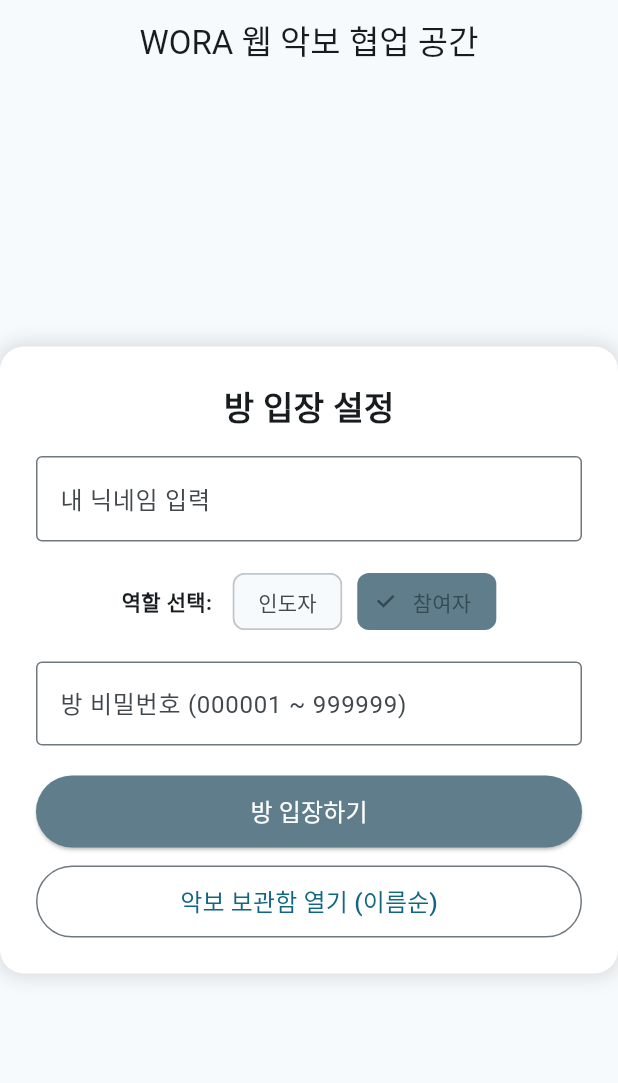
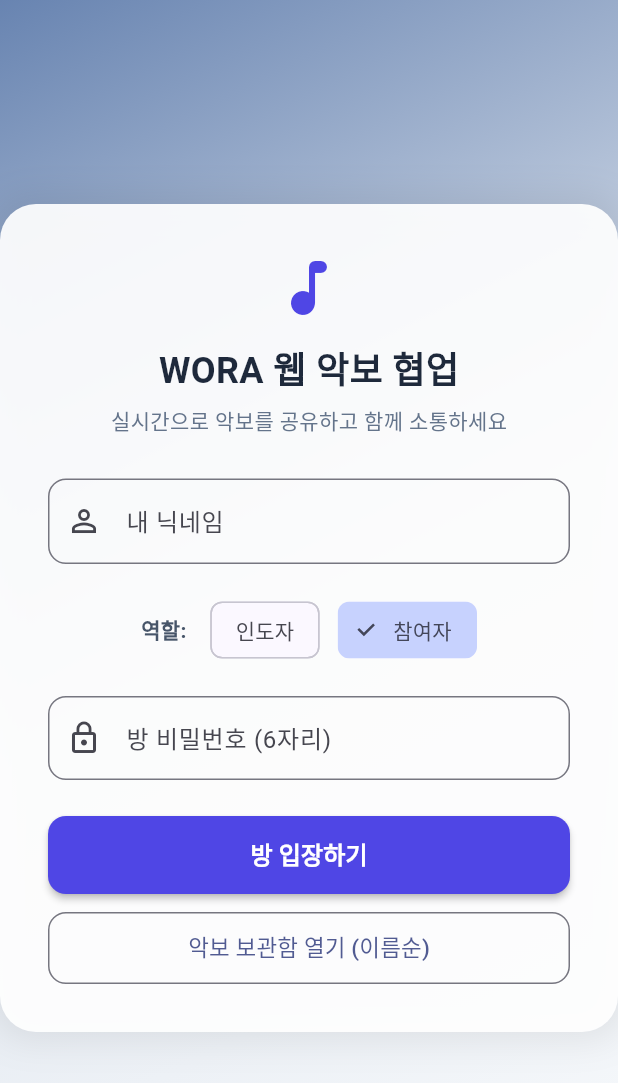
Before and after one commit to wlqrkrhtlvek-d/WORA-web, a Flutter app: the HomeScreen screen opened directly, on a phone screen of 412 x 824 dp. Shown: the top 1083 px of the screen. Run offline on Flutter 3.47's test engine with Material 3 defaults, Android fonts, the phone set to English and light mode, and no system bars.

Commit message:
Update main.dart

```diff
--- a/lib/main.dart
+++ b/lib/main.dart
@@ -14,15 +14,15 @@ class WoraWebApp extends StatelessWidget {
       title: 'WORA Web',
       debugShowCheckedModeBanner: false,
       theme: ThemeData(
-        colorScheme: ColorScheme.fromSeed(seedColor: Colors.blueGrey),
+        colorScheme: ColorScheme.fromSeed(seedColor: Colors.indigo),
         useMaterial3: true,
       ),
-      home: const AuthScreen(),
+      home: const HomeScreen(),
     );
   }
 }
 
-// 1. 악보 아이템 모델 (이름 순서 정렬 지원)
+// 악보 아이템 모델 (이름 순서 정렬 지원)
 class ScoreItem implements Comparable<ScoreItem> {
   final String id;
   final String title;
@@ -32,7 +32,6 @@ class ScoreItem implements Comparable<ScoreItem> {
 
   @override
   int compareTo(ScoreItem other) {
-    // 이름 순서(가나다/ABC 순) 정렬
     return title.compareTo(other.title);
   }
 }
@@ -55,87 +54,7 @@ class ScoreRepository {
   }
 }
 
-// 2. 회원가입 및 로그인 화면
-class AuthScreen extends StatefulWidget {
-  const AuthScreen({super.key});
-
-  @override
-  State<AuthScreen> createState() => _AuthScreenState();
-}
-
-class _AuthScreenState extends State<AuthScreen> {
-  final _idController = TextEditingController();
-  final _pwController = TextEditingController();
-
-  void _handleLogin() {
-    if (_idController.text.isEmpty || _pwController.text.isEmpty) {
-      ScaffoldMessenger.of(context).showSnackBar(
-        const SnackBar(content: Text('아이디와 비밀번호를 모두 입력해주세요.')),
-      );
-      return;
-    }
-    // 회원가입/로그인 후 홈으로 이동
-    Navigator.pushReplacement(
-      context,
-      MaterialPageRoute(builder: (context) => const HomeScreen()),
-    );
-  }
-
-  @override
-  Widget build(BuildContext context) {
-    return Scaffold(
-      appBar: AppBar(title: const Text('WORA 웹 - 회원가입 및 로그인'), centerTitle: true),
-      body: Center(
-        child: Container(
-          width: 400,
-          padding: const EdgeInsets.all(24),
-          decoration: BoxDecoration(
-            color: Colors.white,
-            borderRadius: BorderRadius.circular(16),
-            boxShadow: const [BoxShadow(color: Colors.black12, blurRadius: 10, spreadRadius: 2)],
-          ),
-          child: Column(
-            mainAxisSize: MainAxisSize.min,
-            children: [
-              const Text('계정 접속', style: TextStyle(fontSize: 22, fontWeight: FontWeight.bold)),
-              const SizedBox(height: 20),
-              TextField(
-                controller: _idController,
-                decoration: const InputDecoration(
-                  labelText: '아이디',
-                  hintText: '아이디를 입력하세요',
-                  border: OutlineInputBorder(),
-                ),
-              ),
-              const SizedBox(height: 16),
-              TextField(
-                controller: _pwController,
-                obscureText: true,
-                decoration: const InputDecoration(
-                  labelText: '비밀번호',
-                  hintText: '비밀번호를 입력하세요',
-                  border: OutlineInputBorder(),
-                ),
-              ),
-              const SizedBox(height: 20),
-              SizedBox(
-                width: double.infinity,
-                height: 48,
-                child: ElevatedButton(
-                  style: ElevatedButton.styleFrom(backgroundColor: Colors.blueGrey, foregroundColor: Colors.white),
-                  onPressed: _handleLogin,
-                  child: const Text('회원가입 / 로그인', style: TextStyle(fontSize: 16)),
-                ),
-              ),
-            ],
-          ),
-        ),
-      ),
-    );
-  }
-}
-
-// 3. 홈 화면 (닉네임 직접 입력, 역할 분류, 방 입장)
+// 1. 감성적인 그라데이션 배경을 가진 홈 화면 (회원가입 생략 및 바로 입장)
 class HomeScreen extends StatefulWidget {
   const HomeScreen({super.key});
 
@@ -146,15 +65,15 @@ class HomeScreen extends StatefulWidget {
 class _HomeScreenState extends State<HomeScreen> {
   final _nicknameController = TextEditingController();
   final _roomPasswordController = TextEditingController();
-  String _selectedRole = '참여자'; // 인도자 또는 참여자 분류
+  String _selectedRole = '참여자';
 
   void _enterRoom() {
-    String nickname = _nicknameController.text;
+    String nickname = _nicknameController.text.trim();
     String pw = _roomPasswordController.text;
 
     if (nickname.isEmpty) {
       ScaffoldMessenger.of(context).showSnackBar(
-        const SnackBar(content: Text('사용할 닉네임을 직접 입력해주세요.')),
+        const SnackBar(content: Text('사용할 닉네임을 입력해주세요.')),
       );
       return;
     }
@@ -189,74 +108,103 @@ class _HomeScreenState extends State<HomeScreen> {
   @override
   Widget build(BuildContext context) {
     return Scaffold(
-      appBar: AppBar(title: const Text('WORA 웹 악보 협업 공간'), centerTitle: true),
-      body: Center(
+      body: Container(
+        // 딱딱하지 않고 부드러운 감성 그라데이션 배경 적용
+        decoration: const BoxDecoration(
+          gradient: LinearGradient(
+            begin: Alignment.topLeft,
+            end: Alignment.bottomRight,
+            colors: [Color(0xFF6884B1), Color(0xFFE2E8F0), Color(0xFFF8FAFC)],
+          ),
+        ),
+        child: Center(
+          child: SingleChildScrollView(
             child: Container(
-          width: 420,
-          padding: const EdgeInsets.all(24),
+              width: 440,
+              padding: const EdgeInsets.all(32),
               decoration: BoxDecoration(
-            color: Colors.white,
-            borderRadius: BorderRadius.circular(16),
-            boxShadow: const [BoxShadow(color: Colors.black12, blurRadius: 10, spreadRadius: 2)],
+                color: Colors.white.withOpacity(0.92),
+                borderRadius: BorderRadius.circular(24),
+                boxShadow: [
+                  BoxShadow(
+                    color: Colors.black.withOpacity(0.08),
+                    blurRadius: 20,
+                    spreadRadius: 5,
+                  ),
+                ],
               ),
               child: Column(
                 mainAxisSize: MainAxisSize.min,
                 children: [
-              const Text('방 입장 설정', style: TextStyle(fontSize: 22, fontWeight: FontWeight.bold)),
-              const SizedBox(height: 16),
-              // 닉네임 직접 입력 필드
+                  const Icon(Icons.music_note_rounded, size: 48, color: Color(0xFF4F46E5)),
+                  const SizedBox(height: 12),
+                  const Text(
+                    'WORA 웹 악보 협업',
+                    style: TextStyle(fontSize: 24, fontWeight: FontWeight.bold, color: Color(0xFF1E293B)),
+                  ),
+                  const SizedBox(height: 6),
+                  const Text(
+                    '실시간으로 악보를 공유하고 함께 소통하세요',
+                    style: TextStyle(fontSize: 14, color: Color(0xFF64748B)),
+                  ),
+                  const SizedBox(height: 28),
                   TextField(
                     controller: _nicknameController,
-                decoration: const InputDecoration(
-                  labelText: '내 닉네임 입력',
+                    decoration: InputDecoration(
+                      labelText: '내 닉네임',
                       hintText: '사용할 이름을 적어주세요',
-                  border: OutlineInputBorder(),
+                      prefixIcon: const Icon(Icons.person_outline),
+                      border: OutlineInputBorder(borderRadius: BorderRadius.circular(12)),
                     ),
                   ),
-              const SizedBox(height: 16),
-              // 인도자 / 참여자 분류 선택
+                  const SizedBox(height: 20),
                   Row(
                     mainAxisAlignment: MainAxisAlignment.center,
                     children: [
-                  const Text('역할 선택: ', style: TextStyle(fontWeight: FontWeight.bold)),
-                  const SizedBox(width: 10),
+                      const Text('역할: ', style: TextStyle(fontWeight: FontWeight.bold, color: Color(0xFF475569))),
+                      const SizedBox(width: 12),
                       ChoiceChip(
                         label: const Text('인도자'),
                         selected: _selectedRole == '인도자',
-                    selectedColor: Colors.blueGrey,
+                        selectedColor: const Color(0xFFC7D2FE),
                         onSelected: (selected) => setState(() => _selectedRole = '인도자'),
                       ),
-                  const SizedBox(width: 10),
+                      const SizedBox(width: 12),
                       ChoiceChip(
                         label: const Text('참여자'),
                         selected: _selectedRole == '참여자',
-                    selectedColor: Colors.blueGrey,
+                        selectedColor: const Color(0xFFC7D2FE),
                         onSelected: (selected) => setState(() => _selectedRole = '참여자'),
                       ),
                     ],
                   ),
-              const SizedBox(height: 16),
-              // 6자리 방 비밀번호 입력 (000000 포맷 힌트)
+                  const SizedBox(height: 20),
                   TextField(
                     controller: _roomPasswordController,
                     keyboardType: TextInputType.number,
                     maxLength: 6,
                     inputFormatters: [FilteringTextInputFormatter.digitsOnly],
-                decoration: const InputDecoration(
-                  labelText: '방 비밀번호 (000001 ~ 999999)',
+                    decoration: InputDecoration(
+                      labelText: '방 비밀번호 (6자리)',
                       hintText: '000000',
-                  border: OutlineInputBorder(),
+                      prefixIcon: const Icon(Icons.lock_outline),
+                      border: OutlineInputBorder(borderRadius: BorderRadius.circular(12)),
                       counterText: '',
                     ),
                   ),
-              const SizedBox(height: 20),
+                  const SizedBox(height: 24),
                   SizedBox(
                     width: double.infinity,
-                height: 48,
+                    height: 52,
                     child: ElevatedButton(
-                  style: ElevatedButton.styleFrom(backgroundColor: Colors.blueGrey, foregroundColor: Colors.white),
+                      style: ElevatedButton.styleFrom(
+                        backgroundColor: const Color(0xFF4F46E5),
+                        foregroundColor: Colors.white,
+                        shape: RoundedRectangleBorder(borderRadius: BorderRadius.circular(12)),
+                        elevation: 2,
+                      ),
                       onPressed: _enterRoom,
-                  child: const Text('방 입장하기', style: TextStyle(fontSize: 16)),
+                      child: const Text('방 입장하기', style: TextStyle(fontSize: 16, fontWeight: FontWeight.bold)),
                     ),
                   ),
                   const SizedBox(height: 12),
@@ -264,16 +212,21 @@ class _HomeScreenState extends State<HomeScreen> {
                     width: double.infinity,
                     height: 48,
                     child: OutlinedButton(
+                      style: OutlinedButton.styleFrom(
+                        shape: RoundedRectangleBorder(borderRadius: BorderRadius.circular(12)),
+                      ),
                       onPressed: () {
                         Navigator.push(
                           context,
                           MaterialPageRoute(builder: (context) => const ScoreLibraryScreen()),
                         );
                       },
-                  child: const Text('악보 보관함 열기 (이름순)', style: TextStyle(fontSize: 16)),
+                      child: const Text('악보 보관함 열기 (이름순)', style: TextStyle(fontSize: 15)),
                     ),
                   ),
                 ],
+              ),
+            ),
           ),
         ),
       ),
@@ -281,10 +234,11 @@ class _HomeScreenState extends State<HomeScreen> {
   }
 }
 
-// 굿노트 스타일 펜 5가지 종류
+// 펜 종류 및 지우개 크기 정의
 enum PenType { fountain, ballpoint, highlighter, pencil, eraser }
+enum EraserSize { small, medium, large }
 
-// 4. 악보 편집 및 뷰어 화면 (굿노트 감성)
+// 2. 편집 및 뷰어 화면 (좌표 오정렬 수정 및 다양한 지우개 크기 반영)
 class EditorScreen extends StatefulWidget {
   final String nickname;
   final String role;
@@ -303,11 +257,13 @@ class EditorScreen extends StatefulWidget {
 
 class _EditorScreenState extends State<EditorScreen> {
   PenType _currentPen = PenType.ballpoint;
+  EraserSize _eraserSize = EraserSize.medium; // 기본 지우개 크기
   Color _currentColor = Colors.black;
   final List<DrawingPoint?> _points = [];
   bool _hasGalleryImage = false;
 
-  // 갤러리 악보 불러오기 가상 연동
+  final TransformationController _transformationController = TransformationController();
+
   void _pickImageFromGallery() {
     setState(() {
       _hasGalleryImage = true;
@@ -317,7 +273,6 @@ class _EditorScreenState extends State<EditorScreen> {
     );
   }
 
-  // 악보 저장하기
   void _saveScoreToLibrary() {
     TextEditingController titleController = TextEditingController();
     showDialog(
@@ -350,11 +305,24 @@ class _EditorScreenState extends State<EditorScreen> {
     );
   }
 
+  // 지우개 굵기 값 반환 함수
+  double _getEraserWidth() {
+    switch (_eraserSize) {
+      case EraserSize.small:
+        return 15.0;
+      case EraserSize.medium:
+        return 35.0;
+      case EraserSize.large:
+        return 70.0;
+    }
+  }
+
   @override
   Widget build(BuildContext context) {
     return Scaffold(
       appBar: AppBar(
         title: Text('[${widget.role}] ${widget.nickname} | 방: ${widget.roomPassword}'),
+        backgroundColor: const Color(0xFFF1F5F9),
         actions: [
           IconButton(
             icon: const Icon(Icons.photo_library),
@@ -370,20 +338,31 @@ class _EditorScreenState extends State<EditorScreen> {
       ),
       body: Column(
         children: [
-          // 굿노트 스타일 5가지 펜 툴바
+          // 툴바 영역 (펜 종류 및 지우개 크기 세부 조절 지원)
           Container(
             padding: const EdgeInsets.symmetric(horizontal: 16, vertical: 8),
-            color: Colors.grey[200],
+            color: const Color(0xFFE2E8F0),
             child: Wrap(
               alignment: WrapAlignment.center,
+              crossAxisAlignment: WrapAlignment.center,
               spacing: 6,
+              runSpacing: 4,
               children: [
                 _buildPenButton(PenType.fountain, '만년필', Icons.edit),
                 _buildPenButton(PenType.ballpoint, '볼펜', Icons.create),
                 _buildPenButton(PenType.highlighter, '형광펜', Icons.highlight),
                 _buildPenButton(PenType.pencil, '연필', Icons.mode_edit_outline),
                 _buildPenButton(PenType.eraser, '지우개', Icons.cleaning_services),
-                const SizedBox(width: 10),
+
+                // 지우개 선택 시에만 크기 조절 옵션 노출
+                if (_currentPen == PenType.eraser) ...[
+                  const VerticalDivider(width: 12, thickness: 1),
+                  _buildEraserSizeChip(EraserSize.small, '지우개 얇게'),
+                  _buildEraserSizeChip(EraserSize.medium, '지우개 보통'),
+                  _buildEraserSizeChip(EraserSize.large, '지우개 두껍게'),
+                ],
+
+                const VerticalDivider(width: 12, thickness: 1),
                 _buildColorCircle(Colors.black),
                 _buildColorCircle(Colors.red),
                 _buildColorCircle(Colors.blue),
@@ -391,12 +370,49 @@ class _EditorScreenState extends State<EditorScreen> {
               ],
             ),
           ),
-          // 굿노트 넓은 악보 칸 (줌 및 와이드 캔버스)
+          // 캔버스 영역 (오프셋 완벽 매칭을 위한 InteractiveViewer 적용)
           Expanded(
             child: InteractiveViewer(
-              boundaryMargin: const EdgeInsets.all(300),
+              transformationController: _transformationController,
+              boundaryMargin: const EdgeInsets.all(500),
               minScale: 0.5,
               maxScale: 5.0,
+              panEnabled: _currentPen != PenType.fountain && _currentPen != PenType.ballpoint && _currentPen != PenType.highlighter && _currentPen != PenType.pencil && _currentPen != PenType.eraser,
+              // 드로잉 시 화면 스크롤과 터치 위치 충돌을 막기 위해 펜 사용 중에는 제스처 매핑 조정
+              child: GestureDetector(
+                behavior: HitTestBehavior.opaque,
+                onPanStart: (details) {
+                  // 터치 위치 오류 수정을 위해 Matrix 변환 적용
+                  final localPos = _transformationController.toScene(details.localPosition);
+                  setState(() {
+                    _points.add(DrawingPoint(
+                      point: localPos,
+                      type: _currentPen,
+                      color: _currentPen == PenType.eraser ? Colors.white : _currentColor,
+                      strokeWidth: _currentPen == PenType.highlighter
+                          ? 20.0
+                          : (_currentPen == PenType.eraser ? _getEraserWidth() : 3.0),
+                    ));
+                  });
+                },
+                onPanUpdate: (details) {
+                  final localPos = _transformationController.toScene(details.localPosition);
+                  setState(() {
+                    _points.add(DrawingPoint(
+                      point: localPos,
+                      type: _currentPen,
+                      color: _currentPen == PenType.eraser ? Colors.white : _currentColor,
+                      strokeWidth: _currentPen == PenType.highlighter
+                          ? 20.0
+                          : (_currentPen == PenType.eraser ? _getEraserWidth() : 3.0),
+                    ));
+                  });
+                },
+                onPanEnd: (details) {
+                  setState(() {
+                    _points.add(null);
+                  });
+                },
                 child: Container(
                   color: Colors.white,
                   width: 3000,
@@ -406,38 +422,18 @@ class _EditorScreenState extends State<EditorScreen> {
                       if (_hasGalleryImage)
                         Positioned.fill(
                           child: Container(
-                          color: Colors.blueGrey.withOpacity(0.05),
+                            color: Colors.indigo.withOpacity(0.03),
                             child: const Center(
-                            child: Text('🎵 [갤러리 악보 배경 로드됨]', style: TextStyle(color: Colors.blueGrey, fontSize: 20, fontWeight: FontWeight.bold)),
+                              child: Text('🎵 [갤러리 악보 배경 로드됨]', style: TextStyle(color: Colors.indigo, fontSize: 20, fontWeight: FontWeight.bold)),
                             ),
                           ),
                         ),
-                    Positioned.fill(
-                      child: GestureDetector(
-                        onPanUpdate: (details) {
-                          setState(() {
-                            RenderBox renderBox = context.findRenderObject() as RenderBox;
-                            Offset localPosition = renderBox.globalToLocal(details.globalPosition);
-                            _points.add(DrawingPoint(
-                              point: localPosition,
-                              type: _currentPen,
-                              color: _currentPen == PenType.eraser ? Colors.white : _currentColor,
-                              strokeWidth: _currentPen == PenType.highlighter ? 20.0 : 3.0,
-                            ));
-                          });
-                        },
-                        onPanEnd: (details) {
-                          setState(() {
-                            _points.add(null);
-                          });
-                        },
-                        child: CustomPaint(
+                      CustomPaint(
                         painter: ScorePainter(points: _points),
                         size: Size.infinite,
                       ),
+                    ],
                   ),
-                    ),
-                  ],
                 ),
               ),
             ),
@@ -451,9 +447,10 @@ class _EditorScreenState extends State<EditorScreen> {
     bool isSelected = _currentPen == type;
     return ChoiceChip(
       label: Text(label),
-      avatar: Icon(icon, size: 16, color: isSelected ? Colors.white : Colors.black),
+      avatar: Icon(icon, size: 16, color: isSelected ? Colors.white : Colors.black87),
       selected: isSelected,
-      selectedColor: Colors.blueGrey,
+      selectedColor: const Color(0xFF4F46E5),
+      labelStyle: TextStyle(color: isSelected ? Colors.white : Colors.black87),
       onSelected: (selected) {
         setState(() {
           _currentPen = type;
@@ -462,6 +459,20 @@ class _EditorScreenState extends State<EditorScreen> {
           } else if (type != PenType.eraser) {
             _currentColor = Colors.black;
           }
+        });
+      },
+    );
+  }
+
+  Widget _buildEraserSizeChip(EraserSize size, String label) {
+    bool isSelected = _eraserSize == size;
+    return ChoiceChip(
+      label: Text(label, style: const TextStyle(fontSize: 12)),
+      selected: isSelected,
+      selectedColor: const Color(0xFF94A3B8),
+      onSelected: (selected) {
+        setState(() {
+          _eraserSize = size;
         });
       },
     );
@@ -503,6 +514,7 @@ class ScorePainter extends CustomPainter {
   void paint(Canvas canvas, Size size) {
     Paint paint = Paint()
       ..strokeCap = StrokeCap.round
+      ..strokeJoin = StrokeJoin.round
       ..isAntiAlias = true;
 
     for (int i = 0; i < points.length - 1; i++) {
@@ -521,7 +533,7 @@ class ScorePainter extends CustomPainter {
   bool shouldRepaint(covariant CustomPainter oldDelegate) => true;
 }
 
-// 5. 악보 보관함 화면 (이름 순서 자동 정렬)
+// 3. 악보 보관함 화면 (이름 순서 자동 정렬)
 class ScoreLibraryScreen extends StatefulWidget {
   const ScoreLibraryScreen({super.key});
 
@@ -540,7 +552,7 @@ class _ScoreLibraryScreenState extends State<ScoreLibraryScreen> {
 
   void _loadScores() {
     setState(() {
-      _scoreList = ScoreRepository.getSortedScores(); // 이름순 정렬
+      _scoreList = ScoreRepository.getSortedScores();
     });
   }
 
@@ -549,6 +561,7 @@ class _ScoreLibraryScreenState extends State<ScoreLibraryScreen> {
     return Scaffold(
       appBar: AppBar(
         title: const Text('악보 보관함 (이름 순서 정렬)'),
+        backgroundColor: const Color(0xFFF1F5F9),
         centerTitle: true,
       ),
       body: _scoreList.isEmpty
@@ -560,7 +573,7 @@ class _ScoreLibraryScreenState extends State<ScoreLibraryScreen> {
                 return Card(
                   margin: const EdgeInsets.symmetric(horizontal: 16, vertical: 8),
                   child: ListTile(
-                    leading: const Icon(Icons.music_note, color: Colors.blueGrey, size: 32),
+                    leading: const Icon(Icons.music_note, color: Color(0xFF4F46E5), size: 32),
                     title: Text(score.title, style: const TextStyle(fontWeight: FontWeight.bold)),
                     subtitle: Text('저장 일시: ${score.createdAt.toLocal().toString().split('.')[0]}'),
                     trailing: const Icon(Icons.arrow_forward_ios, size: 16),
```
Lines whose indentation alone changed are shown as unchanged.
